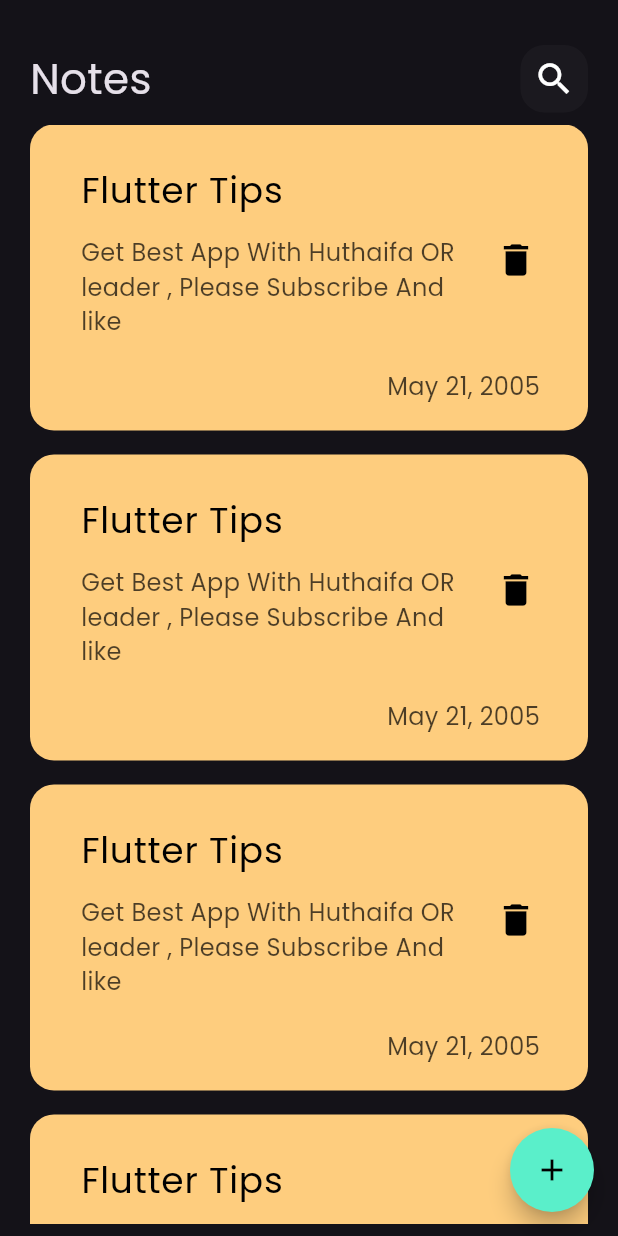
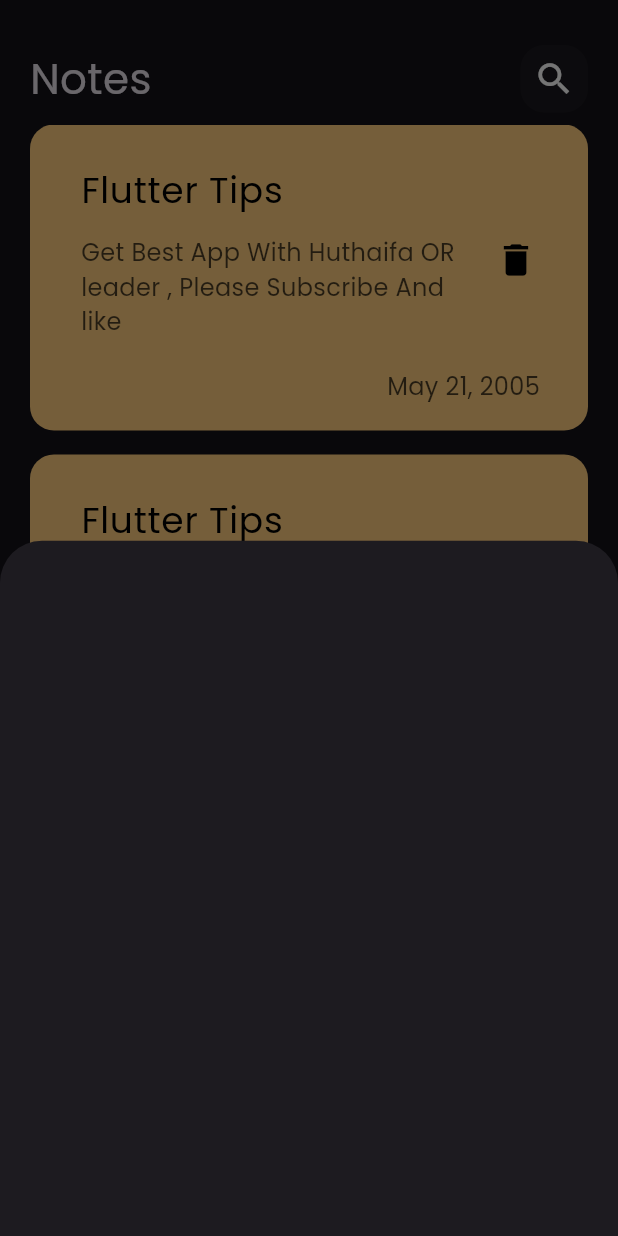
Before and after one commit to itzHTH/Notes_app, a Flutter app: the screen it shows after launch, after a tap on the "add" icon, on a phone screen of 412 x 824 dp. Run offline on Flutter 3.47's test engine with Material 3 defaults, Android fonts, the phone set to English and light mode, and no system bars.

Commit message:
Add bottom sheet functionality to HomeView

```diff
--- a/lib/views/home_view.dart
+++ b/lib/views/home_view.dart
@@ -1,4 +1,5 @@
 import 'package:flutter/material.dart';
+import 'package:notes_app/widgets/bottom_sheet_body.dart';
 import 'package:notes_app/widgets/home_view_body.dart';
 
 class HomeView extends StatelessWidget {
@@ -11,7 +12,13 @@ class HomeView extends StatelessWidget {
       body: const HomeViewBody(),
       floatingActionButton: FloatingActionButton(
         backgroundColor: const Color(0xff5aefca),
-        onPressed: () {},
+        onPressed: () {
+          showModalBottomSheet(
+              context: context,
+              builder: (context) {
+                return const BottomSheetBody();
+              });
+        },
         shape: RoundedRectangleBorder(borderRadius: BorderRadius.circular(30)),
         child: const Icon(
           Icons.add,
--- /dev/null
+++ b/lib/widgets/bottom_sheet_body.dart
@@ -0,0 +1,10 @@
+import 'package:flutter/material.dart';
+
+class BottomSheetBody extends StatelessWidget {
+  const BottomSheetBody({super.key});
+
+  @override
+  Widget build(BuildContext context) {
+    return Container();
+  }
+}
```
